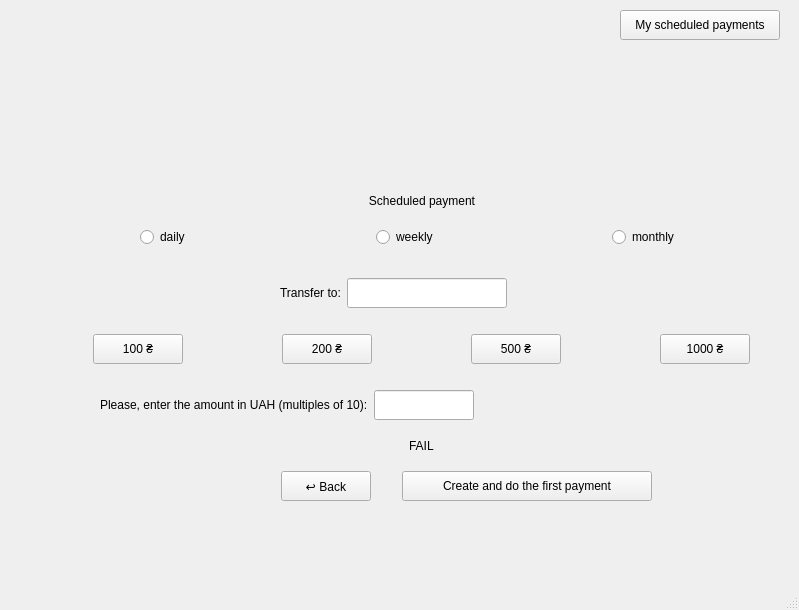
This is gui/mainwindow.ui in bergamontt/nong-bong as Qt 5 draws it before an edit. The edited form follows.
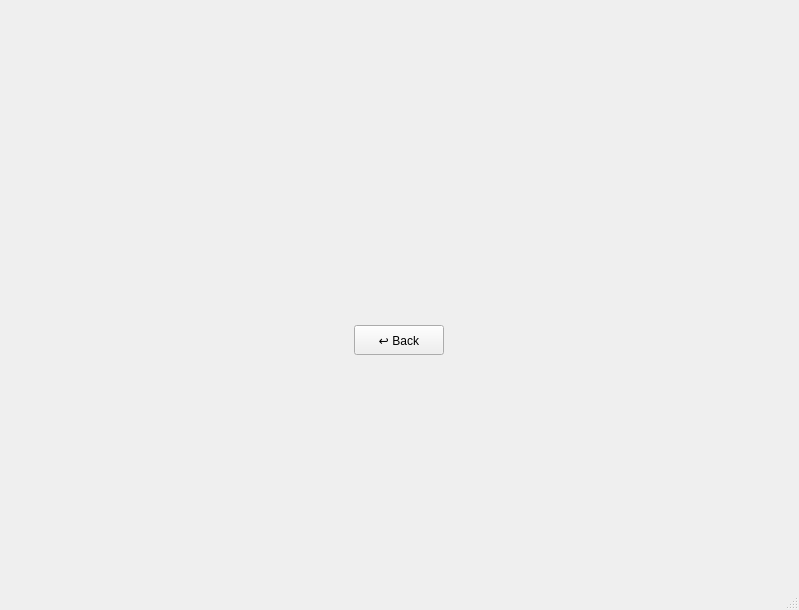
This is the edited form. The open tabs and pages were chosen to show the change. Custom widgets are drawn as their Qt base class.

Commit message: Added scheduled payments screen

Diff of the .ui file:
```diff
--- a/gui/mainwindow.ui
+++ b/gui/mainwindow.ui
@@ -1096,9 +1096,9 @@
       <property name="geometry">
        <rect>
         <x>0</x>
-        <y>60</y>
-        <width>844</width>
-        <height>481</height>
+        <y>56</y>
+        <width>801</width>
+        <height>521</height>
        </rect>
       </property>
       <layout class="QVBoxLayout" name="verticalLayout_15">
@@ -1439,21 +1439,21 @@
      <widget class="QPushButton" name="B_myScheduledPayments">
       <property name="geometry">
        <rect>
-        <x>620</x>
-        <y>50</y>
-        <width>160</width>
+        <x>600</x>
+        <y>70</y>
+        <width>180</width>
         <height>30</height>
        </rect>
       </property>
       <property name="minimumSize">
        <size>
-        <width>160</width>
+        <width>180</width>
         <height>30</height>
        </size>
       </property>
       <property name="maximumSize">
        <size>
-        <width>160</width>
+        <width>180</width>
         <height>30</height>
        </size>
       </property>
@@ -1465,6 +1465,68 @@
       </property>
      </widget>
     </widget>
+    <widget class="QWidget" name="scheduledPaymentsScreen">
+     <widget class="BankCardWidget" name="W_currentCard_4" native="true">
+      <property name="geometry">
+       <rect>
+        <x>260</x>
+        <y>60</y>
+        <width>275</width>
+        <height>160</height>
+       </rect>
+      </property>
+      <property name="minimumSize">
+       <size>
+        <width>275</width>
+        <height>160</height>
+       </size>
+      </property>
+      <property name="maximumSize">
+       <size>
+        <width>275</width>
+        <height>160</height>
+       </size>
+      </property>
+      <layout class="QVBoxLayout" name="currentCard_8"/>
+     </widget>
+     <widget class="QWidget" name="verticalLayoutWidget_11">
+      <property name="geometry">
+       <rect>
+        <x>49</x>
+        <y>240</y>
+        <width>701</width>
+        <height>281</height>
+       </rect>
+      </property>
+      <layout class="QVBoxLayout" name="verticalLayout_17">
+       <item alignment="Qt::AlignmentFlag::AlignHCenter">
+        <widget class="QPushButton" name="B_backToScheduledTransfer">
+         <property name="minimumSize">
+          <size>
+           <width>90</width>
+           <height>30</height>
+          </size>
+         </property>
+         <property name="maximumSize">
+          <size>
+           <width>90</width>
+           <height>30</height>
+          </size>
+         </property>
+         <property name="text">
+          <string>↩ Back</string>
+         </property>
+         <property name="checkable">
+          <bool>false</bool>
+         </property>
+        </widget>
+       </item>
+       <item>
+        <layout class="QVBoxLayout" name="scheduledPaymentsContainer"/>
+       </item>
+      </layout>
+     </widget>
+    </widget>
     <widget class="QWidget" name="changePinScreen">
      <widget class="QWidget" name="layoutWidget">
       <property name="geometry">
```
Left out of the diff: 6 changed lines with no effect on the pictures. The commit also changes 7 other files.
